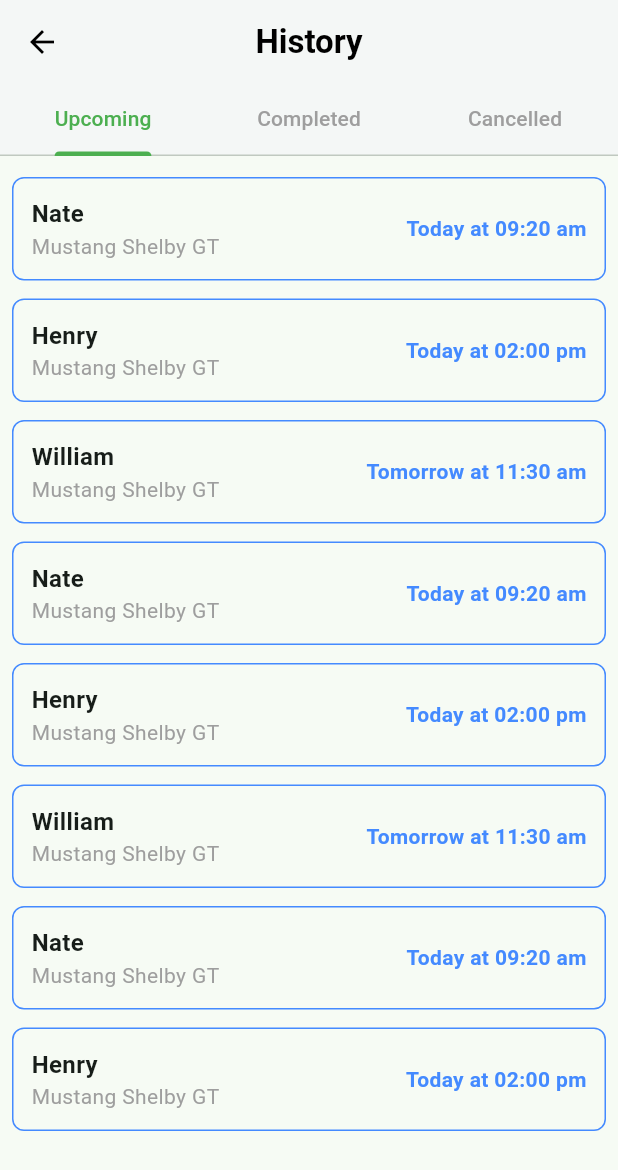
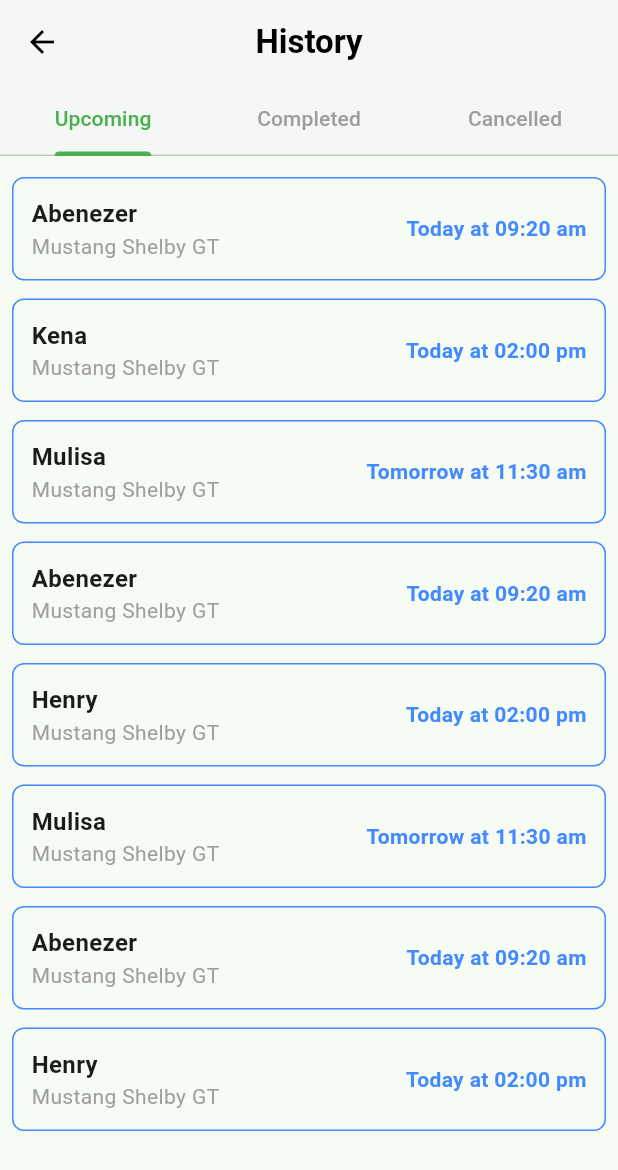
Before and after one commit to abenooo/ride_clone, a Flutter app: the HistoryScreen screen opened directly, on a phone screen of 412 x 824 dp. Shown: the top 1170 px of the screen. Run offline on Flutter 3.47's test engine with Material 3 defaults, Android fonts, the light colour scheme and no system bars; our stand-ins replace curved_navigation_bar, flutter_map, geocoding, geolocator, latlong2, shared_preferences and 1 more; missing offline and left inert: flutter_map_cancellable_tile_provider; accounts and stored records are empty.

Commit message:
Finish the history page

```diff
--- a/lib/drawer/history_screen.dart
+++ b/lib/drawer/history_screen.dart
@@ -25,51 +25,51 @@
 
   // Data for the tabs
   final List<Map<String, String>> completedEntries = [
-    {"name": "Nate", "car": "Mustang Shelby GT", "status": "Done"},
-    {"name": "Henry", "car": "Mustang Shelby GT", "status": "Done"},
-    {"name": "William", "car": "Mustang Shelby GT", "status": "Done"},
-    {"name": "Nate", "car": "Mustang Shelby GT", "status": "Done"},
-    {"name": "Henry", "car": "Mustang Shelby GT", "status": "Done"},
-    {"name": "William", "car": "Mustang Shelby GT", "status": "Done"},
-    {"name": "Henry", "car": "Mustang Shelby GT", "status": "Done"},
-    {"name": "William", "car": "Mustang Shelby GT", "status": "Done"},
+    {"name": "Abenezer", "car": "Mustang Shelby GT", "status": "Done"},
+    {"name": "Kena", "car": "Mustang Shelby GT", "status": "Done"},
+    {"name": "Mulisa", "car": "Mustang Shelby GT", "status": "Done"},
+    {"name": "Abenezer", "car": "Mustang Shelby GT", "status": "Done"},
+    {"name": "Kena", "car": "Mustang Shelby GT", "status": "Done"},
+    {"name": "Mulisa", "car": "Mustang Shelby GT", "status": "Done"},
+    {"name": "Kena", "car": "Mustang Shelby GT", "status": "Done"},
+    {"name": "Mulisa", "car": "Mustang Shelby GT", "status": "Done"},
   ];
 
   final List<Map<String, String>> cancelledEntries = [
-    {"name": "Nate", "car": "Mustang Shelby GT", "status": "Cancelled"},
-    {"name": "Henry", "car": "Mustang Shelby GT", "status": "Cancelled"},
-    {"name": "William", "car": "Mustang Shelby GT", "status": "Cancelled"},
-    {"name": "Nate", "car": "Mustang Shelby GT", "status": "Cancelled"},
-    {"name": "Henry", "car": "Mustang Shelby GT", "status": "Cancelled"},
-    {"name": "William", "car": "Mustang Shelby GT", "status": "Cancelled"},
-    {"name": "Henry", "car": "Mustang Shelby GT", "status": "Cancelled"},
-    {"name": "William", "car": "Mustang Shelby GT", "status": "Cancelled"},
+    {"name": "Abenezer", "car": "Mustang Shelby GT", "status": "Cancelled"},
+    {"name": "Kena", "car": "Mustang Shelby GT", "status": "Cancelled"},
+    {"name": "Mulisa", "car": "Mustang Shelby GT", "status": "Cancelled"},
+    {"name": "Abenezer", "car": "Mustang Shelby GT", "status": "Cancelled"},
+    {"name": "Kena", "car": "Mustang Shelby GT", "status": "Cancelled"},
+    {"name": "Mulisa", "car": "Mustang Shelby GT", "status": "Cancelled"},
+    {"name": "Kena", "car": "Mustang Shelby GT", "status": "Cancelled"},
+    {"name": "Mulisa", "car": "Mustang Shelby GT", "status": "Cancelled"},
   ];
 
   final List<Map<String, String>> upcomingEntries = [
-    {"name": "Nate", "car": "Mustang Shelby GT", "status": "Today at 09:20 am"},
+    {"name": "Abenezer", "car": "Mustang Shelby GT", "status": "Today at 09:20 am"},
+    {
+      "name": "Kena",
+      "car": "Mustang Shelby GT",
+      "status": "Today at 02:00 pm"
+    },
+    {
+      "name": "Mulisa",
+      "car": "Mustang Shelby GT",
+      "status": "Tomorrow at 11:30 am"
+    },
+    {"name": "Abenezer", "car": "Mustang Shelby GT", "status": "Today at 09:20 am"},
     {
       "name": "Henry",
       "car": "Mustang Shelby GT",
       "status": "Today at 02:00 pm"
     },
     {
-      "name": "William",
+      "name": "Mulisa",
       "car": "Mustang Shelby GT",
       "status": "Tomorrow at 11:30 am"
     },
-    {"name": "Nate", "car": "Mustang Shelby GT", "status": "Today at 09:20 am"},
-    {
-      "name": "Henry",
-      "car": "Mustang Shelby GT",
-      "status": "Today at 02:00 pm"
-    },
-    {
-      "name": "William",
-      "car": "Mustang Shelby GT",
-      "status": "Tomorrow at 11:30 am"
-    },
-    {"name": "Nate", "car": "Mustang Shelby GT", "status": "Today at 09:20 am"},
+    {"name": "Abenezer", "car": "Mustang Shelby GT", "status": "Today at 09:20 am"},
     {
       "name": "Henry",
       "car": "Mustang Shelby GT",
@@ -97,7 +97,9 @@
         elevation: 1,
         leading: IconButton(
           icon: const Icon(Icons.arrow_back, color: Colors.black),
-          onPressed: () {},
+          onPressed: () {
+            Navigator.pop(context);
+          },
         ),
         title: const Text(
           "History",
```
